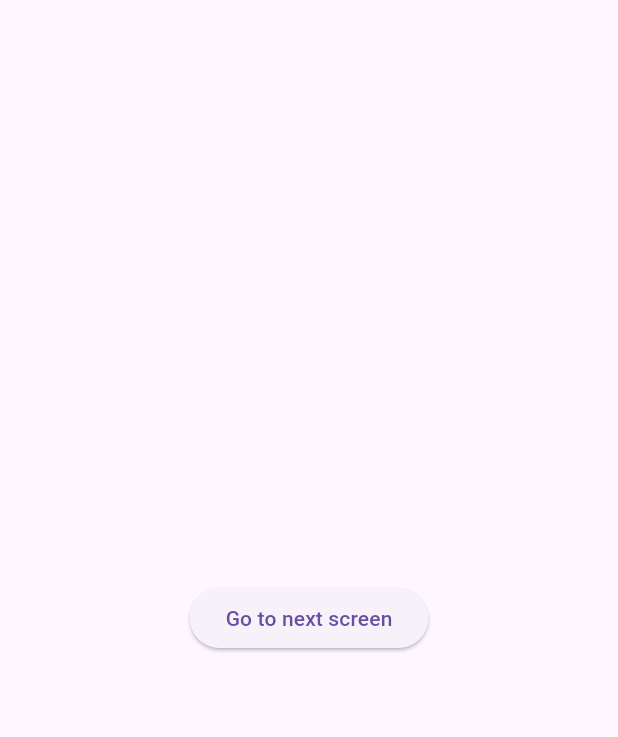
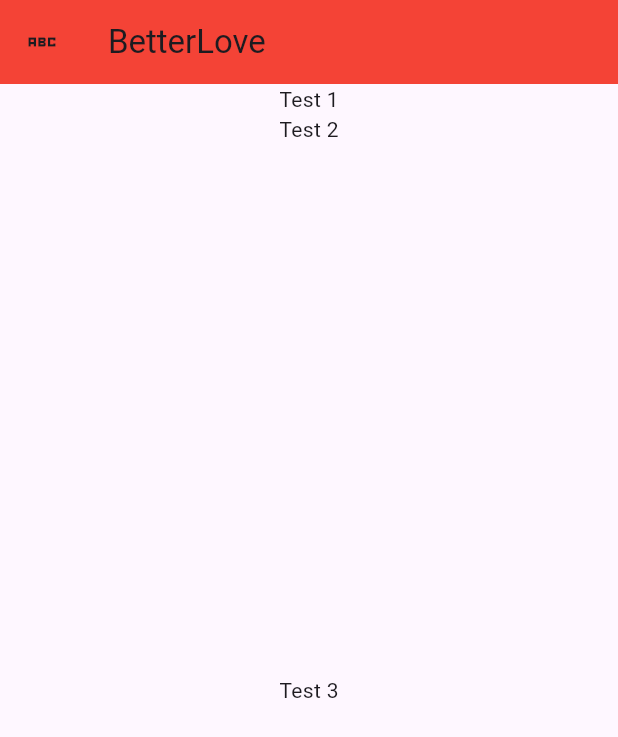
Before and after one commit to devincohen/first-flutter-app, a Flutter app: the screen it shows after launch, on a phone screen of 412 x 824 dp. Shown: the top 737 px of the screen. Run offline on Flutter 3.47's test engine with Material 3 defaults, Android fonts, the phone set to English and light mode, and no system bars.

Commit message:
Playing with UI dev

```diff
--- a/lib/screens/home_screen.dart
+++ b/lib/screens/home_screen.dart
@@ -9,20 +9,51 @@ class HomeScreen extends StatelessWidget {
   @override
   Widget build(BuildContext context) {
     return Scaffold(
+
+      appBar: AppBar(
+        backgroundColor: Colors.red,
+        centerTitle: false,
+        leading: Builder(
+          builder: (context) {
+            return IconButton(
+              onPressed: Scaffold.of(context).openDrawer,
+              icon: Icon(Icons.abc_sharp));
+          }),
+        // leading: Icon(
+        //     Icons.abc_sharp
+        // )
+        title: Text("BetterLove"),
+
+      ),
+      drawer: NavigationDrawer(
+        backgroundColor: Colors.green,
+        children: []
+      ),
       body: Center(
-        child: ElevatedButton(
-          onPressed: () async {
-            var url = Uri.parse('https://pokeapi.co/api/v2/pokemon/ditto');
-            var response = await http.get(url);
-            print('Response status: ${response.statusCode}');
-            var data = jsonDecode(response.body);
-            print(data['abilities'][0]['ability']['name']);
-            String ability = data['abilities'][0]['ability']['name'];
-            Navigator.of(context).push(MaterialPageRoute(builder: (context) => SecondScreen(ability: ability)));
-          },
-          child: Text("Go to next screen")
-          ),
-      )
+        child: Column(
+          children: [
+            Text("Test 1"),
+            Text("Test 2"),
+            Expanded(child: Center(
+              child: Text("Test 3"),
+              ),
+              ),
+
+          ]
+        )
+        // child: ElevatedButton(
+        //   onPressed: () async {
+        //     var url = Uri.parse('https://pokeapi.co/api/v2/pokemon/ditto');
+        //     var response = await http.get(url);
+        //     print('Response status: ${response.statusCode}');
+        //     var data = jsonDecode(response.body);
+        //     print(data['abilities'][0]['ability']['name']);
+        //     String ability = data['abilities'][0]['ability']['name'];
+        //     Navigator.of(context).push(MaterialPageRoute(builder: (context) => SecondScreen(ability: ability)));
+        //   },
+        //   child: Text("Go to next screen")
+        //   ),
+      ),
 
     );
   }
```
